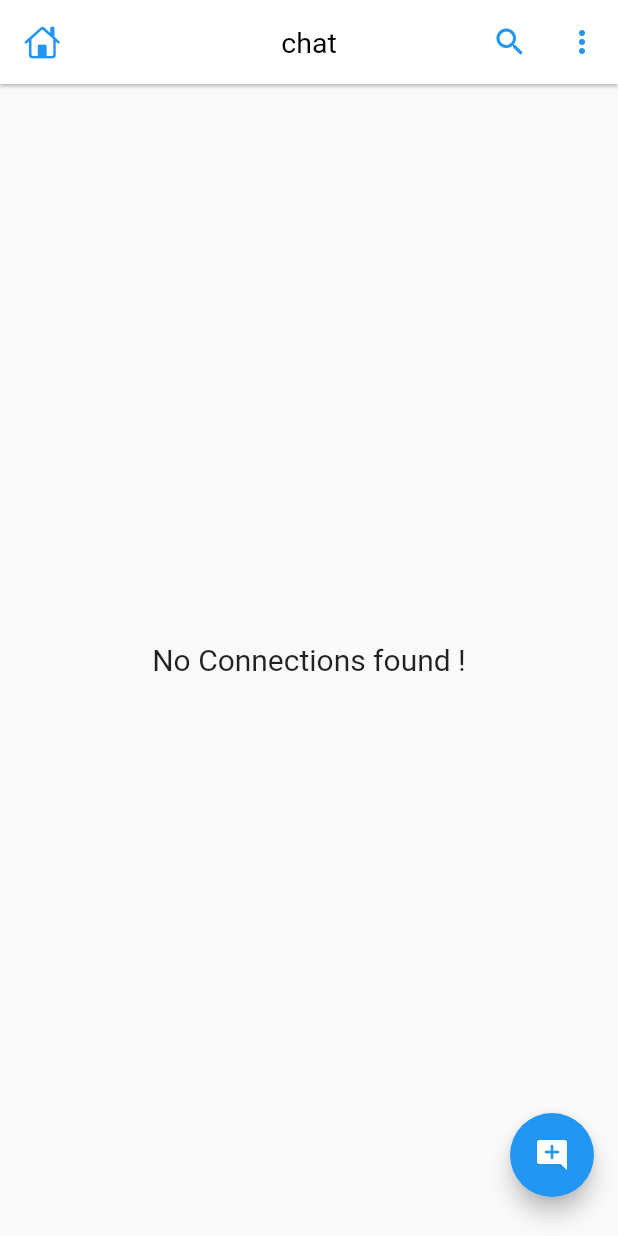
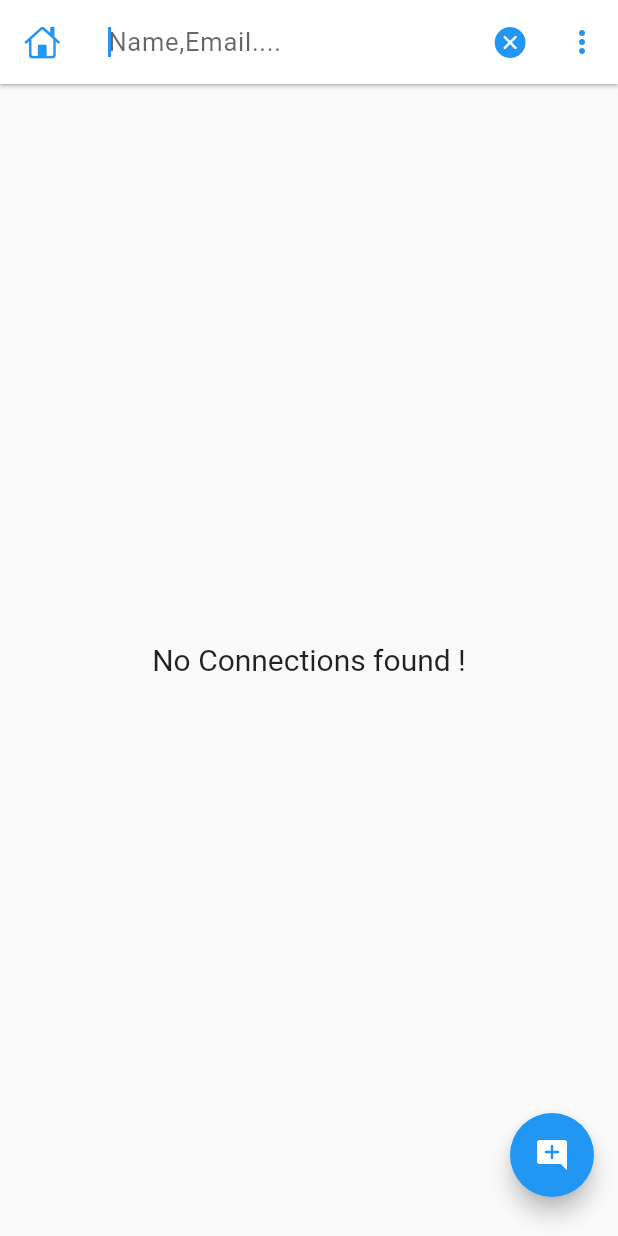
Before and after one commit to deepak27rathore/One_to_One, a Flutter app: the HomeScreen screen opened directly, after a tap on the "search" icon, on a phone screen of 412 x 824 dp. Run offline on Flutter 3.47's test engine with Material 2 defaults, Android fonts, the phone set to English and light mode, and no system bars; our stand-ins replace cached_network_image, cloud_firestore, firebase_auth, firebase_core, google_sign_in; accounts and stored records are empty.

Commit message:
User Search Feature In App Bar

```diff
--- a/one_to_one/lib/Screens/HomeScreen.dart
+++ b/one_to_one/lib/Screens/HomeScreen.dart
@@ -15,7 +15,13 @@ class HomeScreen extends StatefulWidget {
 }
 
 class _HomeScreenState extends State<HomeScreen> {
-  List<ChatUser> list = [];
+  //for storing all users
+  List<ChatUser> _list = [];
+
+  //for storing searched items
+  final List<ChatUser> _searchlist = [];
+  //for storing serach status
+  bool _isSearching = false;
 
   @override
   void initState() {
@@ -28,11 +34,41 @@ class _HomeScreenState extends State<HomeScreen> {
     return Scaffold(
       //appbar
       appBar: AppBar(
-        title: const Text('chat'),
+        title: _isSearching
+            ? TextField(
+                decoration: const InputDecoration(
+                    border: InputBorder.none, hintText: 'Name,Email....'),
+                autofocus: true,
+                style: const TextStyle(fontSize: 17, letterSpacing: .5),
+                //when search  text changes updated search list
+                onChanged: (val) {
+                  //search logic
+                  _searchlist.clear();
+
+                  for (var i in _list) {
+                    if (i.name.toLowerCase().contains(val.toLowerCase()) ||
+                        i.name.toLowerCase().contains(val.toLowerCase())) {
+                      _searchlist.add(i);
+                      setState(() {
+                        _searchlist;
+                      });
+                    }
+                  }
+                },
+              )
+            : Text('chat'),
         leading: const Icon(CupertinoIcons.home),
         actions: [
           //search user button
-          IconButton(onPressed: () {}, icon: const Icon(Icons.search)),
+          IconButton(
+              onPressed: () {
+                setState(() {
+                  _isSearching = !_isSearching;
+                });
+              },
+              icon: Icon(_isSearching
+                  ? CupertinoIcons.clear_circled_solid
+                  : Icons.search)),
 
           //more features button
           IconButton(
@@ -70,16 +106,18 @@ class _HomeScreenState extends State<HomeScreen> {
             case ConnectionState.active:
             case ConnectionState.done:
               final data = snapshot.data?.docs;
-              list =
+              _list =
                   data?.map((e) => ChatUser.fromJson(e.data())).toList() ?? [];
 
-              if (list.isNotEmpty) {
+              if (_list.isNotEmpty) {
                 return ListView.builder(
-                    itemCount: list.length,
+                    itemCount: _isSearching ? _searchlist.length : _list.length,
                     padding: EdgeInsets.only(top: mq.height * 0.01),
                     physics: const BouncingScrollPhysics(),
                     itemBuilder: (context, index) {
-                      return ChatUserCard(user: list[index]);
+                      return ChatUserCard(
+                          user:
+                              _isSearching ? _searchlist[index] : _list[index]);
                       //return Text('Name: ${list[index]}');
                     });
               } else {
```
